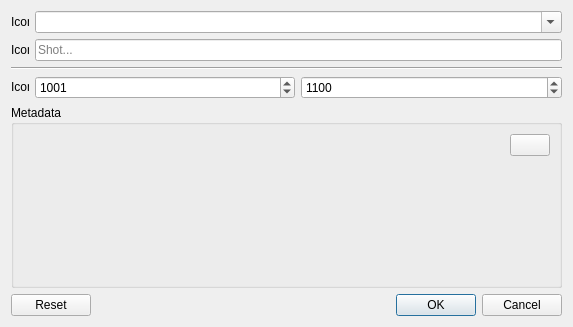
This is fxquinox/ui/create_shot.ui in healkeiser/fxquinox as Qt 5 draws it before an edit. The edited form follows.
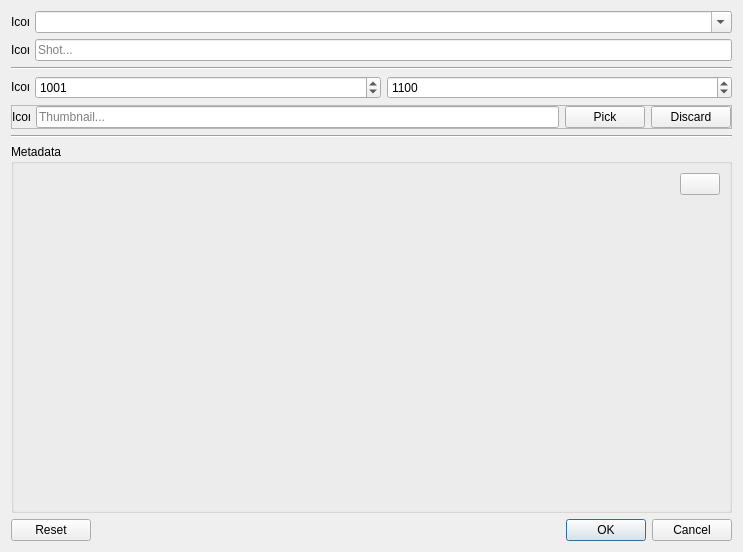
This is the edited form.

```diff
--- a/fxquinox/ui/create_shot.ui
+++ b/fxquinox/ui/create_shot.ui
@@ -6,8 +6,8 @@
    <rect>
     <x>0</x>
     <y>0</y>
-    <width>573</width>
-    <height>327</height>
+    <width>743</width>
+    <height>552</height>
    </rect>
   </property>
   <property name="windowTitle">
@@ -41,16 +41,6 @@
      </property>
     </widget>
    </item>
-   <item row="3" column="2">
-    <widget class="QSpinBox" name="spin_box_cut_out">
-     <property name="maximum">
-      <number>999999999</number>
-     </property>
-     <property name="value">
-      <number>1100</number>
-     </property>
-    </widget>
-   </item>
    <item row="1" column="1" colspan="2">
     <widget class="QLineEdit" name="line_edit_shot">
      <property name="placeholderText">
@@ -71,37 +61,27 @@
      </property>
     </widget>
    </item>
-   <item row="3" column="1">
-    <widget class="QSpinBox" name="spin_box_cut_in">
-     <property name="maximum">
-      <number>999999999</number>
-     </property>
-     <property name="value">
-      <number>1001</number>
-     </property>
-    </widget>
-   </item>
-   <item row="3" column="0">
-    <widget class="QLabel" name="label_icon_frame_range">
-     <property name="maximumSize">
-      <size>
-       <width>18</width>
-       <height>18</height>
-      </size>
-     </property>
-     <property name="text">
-      <string>Icon</string>
-     </property>
-    </widget>
-   </item>
-   <item row="5" column="0" colspan="3">
+   <item row="7" column="0" colspan="3">
     <widget class="QDialogButtonBox" name="button_box">
      <property name="standardButtons">
       <set>QDialogButtonBox::Cancel|QDialogButtonBox::Ok|QDialogButtonBox::Reset</set>
      </property>
     </widget>
    </item>
-   <item row="4" column="0" colspan="3">
+   <item row="3" column="0">
+    <widget class="QLabel" name="label_icon_frame_range">
+     <property name="maximumSize">
+      <size>
+       <width>18</width>
+       <height>18</height>
+      </size>
+     </property>
+     <property name="text">
+      <string>Icon</string>
+     </property>
+    </widget>
+   </item>
+   <item row="6" column="0" colspan="3">
     <widget class="QGroupBox" name="group_box_metadata">
      <property name="title">
       <string>Metadata</string>
@@ -146,6 +126,100 @@
      </layout>
     </widget>
    </item>
+   <item row="4" column="0" colspan="3">
+    <widget class="QFrame" name="frame">
+     <property name="enabled">
+      <bool>true</bool>
+     </property>
+     <property name="sizePolicy">
+      <sizepolicy hsizetype="Preferred" vsizetype="Fixed">
+       <horstretch>0</horstretch>
+       <verstretch>0</verstretch>
+      </sizepolicy>
+     </property>
+     <property name="frameShape">
+      <enum>QFrame::StyledPanel</enum>
+     </property>
+     <property name="frameShadow">
+      <enum>QFrame::Raised</enum>
+     </property>
+     <layout class="QHBoxLayout" name="horizontalLayout">
+      <property name="leftMargin">
+       <number>0</number>
+      </property>
+      <property name="topMargin">
+       <number>0</number>
+      </property>
+      <property name="rightMargin">
+       <number>0</number>
+      </property>
+      <property name="bottomMargin">
+       <number>0</number>
+      </property>
+      <item>
+       <widget class="QLabel" name="label_icon_thumbnail">
+        <property name="maximumSize">
+         <size>
+          <width>18</width>
+          <height>18</height>
+         </size>
+        </property>
+        <property name="text">
+         <string>Icon</string>
+        </property>
+       </widget>
+      </item>
+      <item>
+       <widget class="QLineEdit" name="line_edit_thumbnail">
+        <property name="placeholderText">
+         <string>Thumbnail...</string>
+        </property>
+       </widget>
+      </item>
+      <item>
+       <widget class="QPushButton" name="button_pick_thumbnail">
+        <property name="text">
+         <string>Pick</string>
+        </property>
+       </widget>
+      </item>
+      <item>
+       <widget class="QPushButton" name="button_discard_thumbnail">
+        <property name="text">
+         <string>Discard</string>
+        </property>
+       </widget>
+      </item>
+     </layout>
+    </widget>
+   </item>
+   <item row="3" column="1">
+    <widget class="QSpinBox" name="spin_box_cut_in">
+     <property name="maximum">
+      <number>999999999</number>
+     </property>
+     <property name="value">
+      <number>1001</number>
+     </property>
+    </widget>
+   </item>
+   <item row="3" column="2">
+    <widget class="QSpinBox" name="spin_box_cut_out">
+     <property name="maximum">
+      <number>999999999</number>
+     </property>
+     <property name="value">
+      <number>1100</number>
+     </property>
+    </widget>
+   </item>
+   <item row="5" column="0" colspan="3">
+    <widget class="Line" name="line_2">
+     <property name="orientation">
+      <enum>Qt::Horizontal</enum>
+     </property>
+    </widget>
+   </item>
   </layout>
  </widget>
  <resources/>
```
